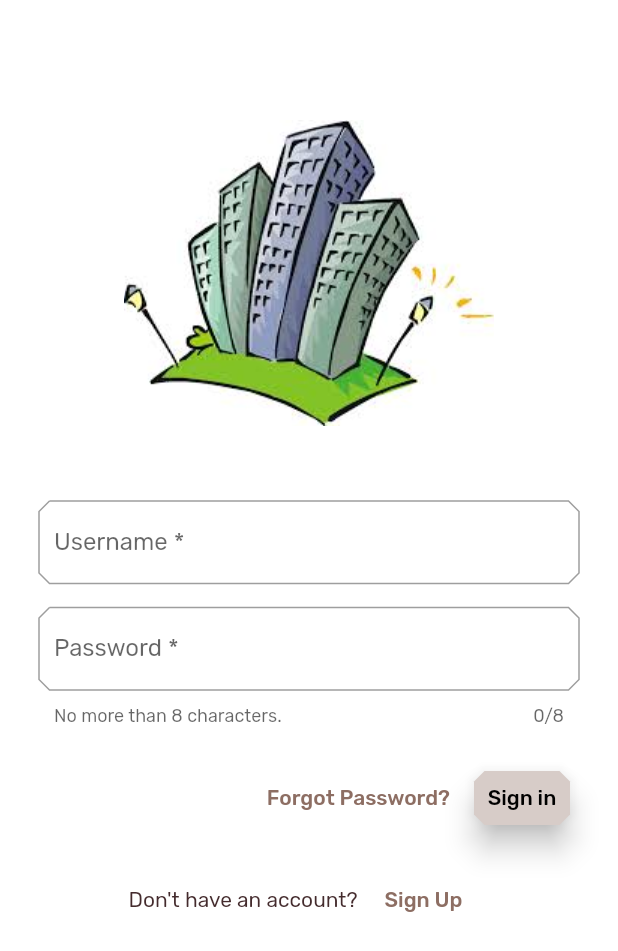
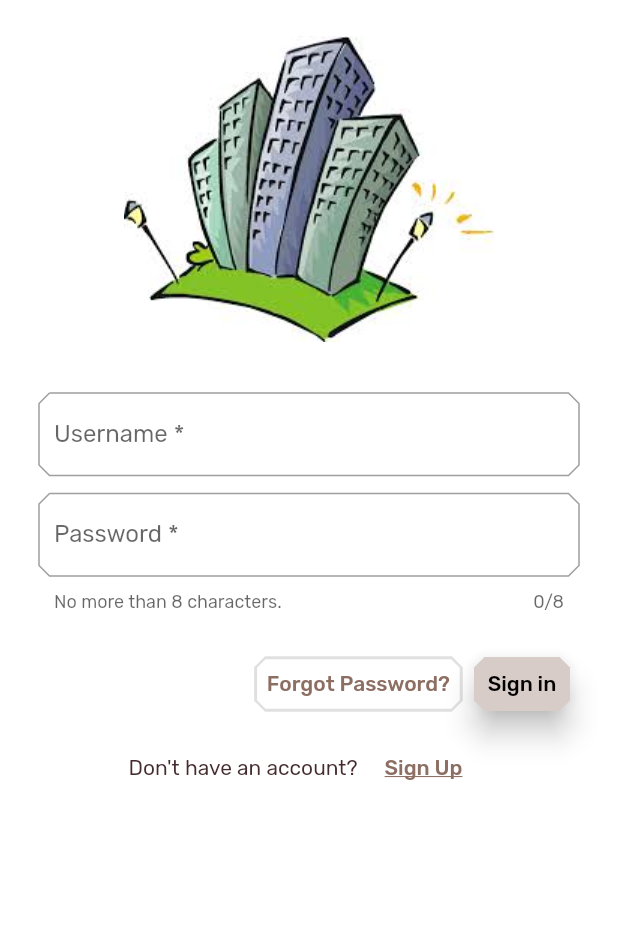
Before and after one commit to Roger28/flutter-study, a Flutter app: the screen it shows after launch, on a phone screen of 412 x 824 dp. Shown: the top 951 px of the screen. Run offline on Flutter 3.47's test engine with Material 2 defaults, Android fonts, the phone set to English and light mode, and no system bars; our stand-ins replace rxdart.

```diff
--- a/lib/MyHomeApp.dart
+++ b/lib/MyHomeApp.dart
@@ -1,4 +1,5 @@
 import 'package:flutter/material.dart';
+import 'package:rxdart_app/signup/signup_page.dart';
 import 'package:rxdart_app/utils/colors.dart';
 import 'package:rxdart_app/utils/cut_corner_border.dart';
 
@@ -16,6 +17,9 @@ class _MyHomeAppState extends State<MyHomeApp> {
       title: 'My Home',
       debugShowCheckedModeBanner: false,
       initialRoute: '/login',
+      routes: {
+        '/signup': (context) => SignUpPage(),
+      },
       onGenerateRoute: _getRoute,
       theme: _buildMyHomeTheme(),
     );
--- a/lib/login.dart
+++ b/lib/login.dart
@@ -25,7 +25,7 @@ class _LoginPageState extends State<LoginPage> {
           padding: EdgeInsets.symmetric(horizontal: 24.0),
           children: <Widget>[
             SizedBox(
-              height: 80.0,
+              height: 24.0,
             ),
             Column(
               children: <Widget>[
@@ -35,7 +35,7 @@ class _LoginPageState extends State<LoginPage> {
                 SizedBox(height: 16.0),
               ],
             ),
-            SizedBox(height: 32.0),
+            SizedBox(height: 16.0),
             AccentColorOverride(
               color: brown900,
               child: TextField(
@@ -45,7 +45,7 @@ class _LoginPageState extends State<LoginPage> {
                     hintText: 'Enter with your username.'),
               ),
             ),
-            SizedBox(height: 12.0),
+            SizedBox(height: 8.0),
             AccentColorOverride(
               color: brown900,
               child: StreamBuilder<bool>(
@@ -72,10 +72,11 @@ class _LoginPageState extends State<LoginPage> {
                     );
                   }),
             ),
-            SizedBox(height: 16.0),
-            ButtonBar(
+            Container(
+              padding: EdgeInsets.only(top: 16.0),
+              child: ButtonBar(
                 children: <Widget>[
-                FlatButton(
+                  OutlineButton(
                     child: Text(
                       'Forgot Password?',
                       style: TextStyle(color: brown400),
@@ -98,8 +99,6 @@ class _LoginPageState extends State<LoginPage> {
                   ),
                 ],
               ),
-            SizedBox(
-              height: 12.0,
             ),
             Row(
               mainAxisAlignment: MainAxisAlignment.center,
@@ -110,13 +109,17 @@ class _LoginPageState extends State<LoginPage> {
                 FlatButton(
                   child: Text(
                     'Sign Up',
-                    style: TextStyle(color: brown400),
-
+                    style: TextStyle(
+                      color: brown400,
+                      decoration: TextDecoration.underline,
+                    ),
                   ),
                   shape: BeveledRectangleBorder(
                     borderRadius: BorderRadius.all(Radius.circular(7.0)),
                   ),
-                  onPressed: () {},
+                  onPressed: () {
+                    Navigator.pushNamed(context, '/signup');
+                  },
                 ),
               ],
             )
--- a/pubspec.yaml
+++ b/pubspec.yaml
@@ -23,6 +23,7 @@ dependencies:
   # The following adds the Cupertino Icons font to your application.
   # Use with the CupertinoIcons class for iOS style icons.
   cupertino_icons: ^0.1.2
+  url_launcher: ^5.4.1
 
 dev_dependencies:
   flutter_test:
```
Also changed, not shown: pubspec.lock. Lines whose indentation alone changed are shown as unchanged.
